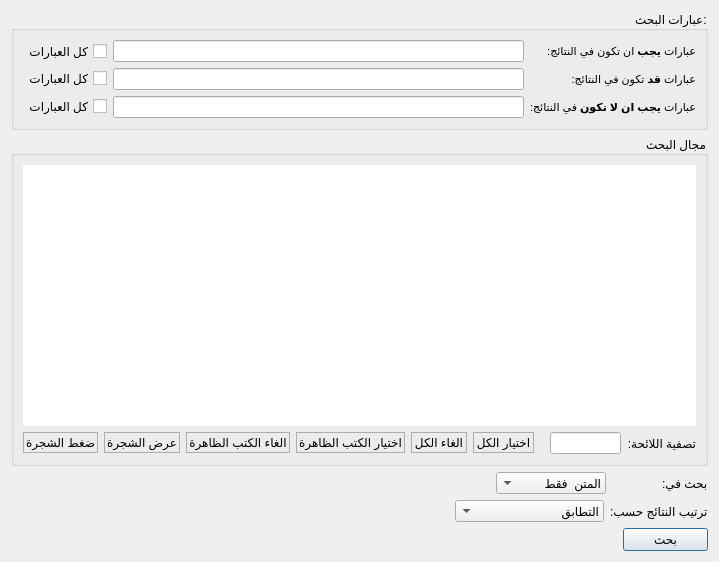
This is src/shamelasearchwidget.ui in boussouira/albahhet as Qt 5 draws it before an edit. The edited form follows.
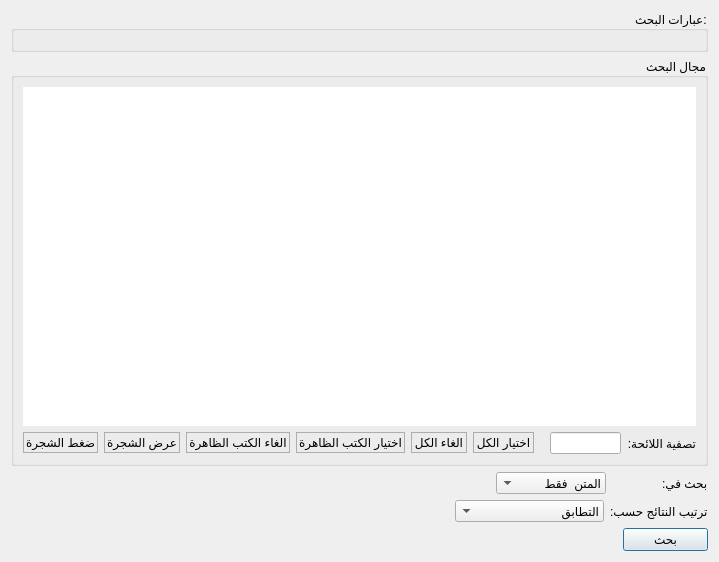
This is the edited form. Icons and pictures are not drawn. Custom widgets are drawn as their Qt base class.

Commit message: Add a search query widget

What changed in the file:
```diff
--- a/src/shamelasearchwidget.ui
+++ b/src/shamelasearchwidget.ui
@@ -27,98 +27,7 @@
      </property>
      <layout class="QVBoxLayout" name="verticalLayout_2">
       <item>
-       <layout class="QGridLayout" name="gridLayout">
-        <item row="0" column="0">
-         <widget class="QLabel" name="label">
-          <property name="text">
-           <string>&lt;!DOCTYPE HTML PUBLIC &quot;-//W3C//DTD HTML 4.0//EN&quot; &quot;http://www.w3.org/TR/REC-html40/strict.dtd&quot;&gt;
-&lt;html&gt;&lt;head&gt;&lt;meta name=&quot;qrichtext&quot; content=&quot;1&quot; /&gt;&lt;style type=&quot;text/css&quot;&gt;
-p, li { white-space: pre-wrap; }
-&lt;/style&gt;&lt;/head&gt;&lt;body style=&quot; font-family:'MS Shell Dlg 2'; font-size:8.25pt; font-weight:400; font-style:normal;&quot;&gt;
-&lt;p dir='rtl' style=&quot; margin-top:0px; margin-bottom:0px; margin-left:0px; margin-right:0px; -qt-block-indent:0; text-indent:0px;&quot;&gt;&lt;span style=&quot; font-size:8pt;&quot;&gt;عبارات &lt;/span&gt;&lt;span style=&quot; font-size:8pt; font-weight:600;&quot;&gt;يجب&lt;/span&gt;&lt;span style=&quot; font-size:8pt;&quot;&gt; ان تكون في النتائج:&lt;/span&gt;&lt;/p&gt;&lt;/body&gt;&lt;/html&gt;</string>
-          </property>
-         </widget>
-        </item>
-        <item row="0" column="2">
-         <widget class="QCheckBox" name="checkQueryMust">
-          <property name="sizePolicy">
-           <sizepolicy hsizetype="Minimum" vsizetype="Preferred">
-            <horstretch>0</horstretch>
-            <verstretch>0</verstretch>
-           </sizepolicy>
-          </property>
-          <property name="text">
-           <string>كل العبارات</string>
-          </property>
-         </widget>
-        </item>
-        <item row="1" column="0">
-         <widget class="QLabel" name="label_2">
-          <property name="text">
-           <string>&lt;!DOCTYPE HTML PUBLIC &quot;-//W3C//DTD HTML 4.0//EN&quot; &quot;http://www.w3.org/TR/REC-html40/strict.dtd&quot;&gt;
-&lt;html&gt;&lt;head&gt;&lt;meta name=&quot;qrichtext&quot; content=&quot;1&quot; /&gt;&lt;style type=&quot;text/css&quot;&gt;
-p, li { white-space: pre-wrap; }
-&lt;/style&gt;&lt;/head&gt;&lt;body style=&quot; font-family:'MS Shell Dlg 2'; font-size:8.25pt; font-weight:400; font-style:normal;&quot;&gt;
-&lt;p dir='rtl' style=&quot; margin-top:0px; margin-bottom:0px; margin-left:0px; margin-right:0px; -qt-block-indent:0; text-indent:0px;&quot;&gt;&lt;span style=&quot; font-size:8pt;&quot;&gt;عبارات &lt;/span&gt;&lt;span style=&quot; font-size:8pt; font-weight:600;&quot;&gt;قد&lt;/span&gt;&lt;span style=&quot; font-size:8pt;&quot;&gt; تكون في النتائج:&lt;/span&gt;&lt;/p&gt;&lt;/body&gt;&lt;/html&gt;</string>
-          </property>
-         </widget>
-        </item>
-        <item row="2" column="0">
-         <widget class="QLabel" name="label_3">
-          <property name="text">
-           <string>&lt;!DOCTYPE HTML PUBLIC &quot;-//W3C//DTD HTML 4.0//EN&quot; &quot;http://www.w3.org/TR/REC-html40/strict.dtd&quot;&gt;
-&lt;html&gt;&lt;head&gt;&lt;meta name=&quot;qrichtext&quot; content=&quot;1&quot; /&gt;&lt;style type=&quot;text/css&quot;&gt;
-p, li { white-space: pre-wrap; }
-&lt;/style&gt;&lt;/head&gt;&lt;body style=&quot; font-family:'MS Shell Dlg 2'; font-size:8.25pt; font-weight:400; font-style:normal;&quot;&gt;
-&lt;p dir='rtl' style=&quot; margin-top:0px; margin-bottom:0px; margin-left:0px; margin-right:0px; -qt-block-indent:0; text-indent:0px;&quot;&gt;&lt;span style=&quot; font-size:8pt;&quot;&gt;عبارات&lt;/span&gt;&lt;span style=&quot; font-size:8pt; font-weight:600;&quot;&gt; يجب ان لا تكون&lt;/span&gt;&lt;span style=&quot; font-size:8pt;&quot;&gt; في النتائج:&lt;/span&gt;&lt;/p&gt;&lt;/body&gt;&lt;/html&gt;</string>
-          </property>
-         </widget>
-        </item>
-        <item row="2" column="1">
-         <widget class="FancyLineEdit" name="lineQueryShouldNot">
-          <property name="pixmap" stdset="0">
-           <pixmap resource="resources.qrc">:/data/images/clear.png</pixmap>
-          </property>
-         </widget>
-        </item>
-        <item row="2" column="2">
-         <widget class="QCheckBox" name="checkQueryShouldNot">
-          <property name="text">
-           <string>كل العبارات</string>
-          </property>
-         </widget>
-        </item>
-        <item row="0" column="1">
-         <widget class="FancyLineEdit" name="lineQueryMust">
-          <property name="sizePolicy">
-           <sizepolicy hsizetype="Preferred" vsizetype="Minimum">
-            <horstretch>0</horstretch>
-            <verstretch>0</verstretch>
-           </sizepolicy>
-          </property>
-          <property name="pixmap" stdset="0">
-           <pixmap resource="resources.qrc">:/data/images/clear.png</pixmap>
-          </property>
-          <property name="extraPadding" stdset="0">
-           <bool>false</bool>
-          </property>
-         </widget>
-        </item>
-        <item row="1" column="2">
-         <widget class="QCheckBox" name="checkQueryShould">
-          <property name="text">
-           <string>كل العبارات</string>
-          </property>
-         </widget>
-        </item>
-        <item row="1" column="1">
-         <widget class="FancyLineEdit" name="lineQueryShould">
-          <property name="pixmap" stdset="0">
-           <pixmap resource="resources.qrc">:/data/images/clear.png</pixmap>
-          </property>
-         </widget>
-        </item>
-       </layout>
+       <widget class="SearchQueryWidget" name="searchQueryWidget" native="true"/>
       </item>
      </layout>
     </widget>
@@ -161,7 +70,7 @@
          </widget>
         </item>
         <item>
-         <widget class="FancyLineEdit" name="lineFilter">
+         <widget class="FilterLineEdit" name="lineFilter">
           <property name="pixmap" stdset="0">
            <pixmap resource="resources.qrc">:/data/images/magnifier.png</pixmap>
           </property>
@@ -410,7 +319,13 @@
  </widget>
  <customwidgets>
   <customwidget>
-   <class>FancyLineEdit</class>
+   <class>SearchQueryWidget</class>
+   <extends>QWidget</extends>
+   <header>searchquerywidget.h</header>
+   <container>1</container>
+  </customwidget>
+  <customwidget>
+   <class>FilterLineEdit</class>
    <extends>QLineEdit</extends>
    <header>fancylineedit.h</header>
   </customwidget>
```
Left out of the diff: 2 changed lines with no effect on the pictures. The commit also changes 10 other files.
